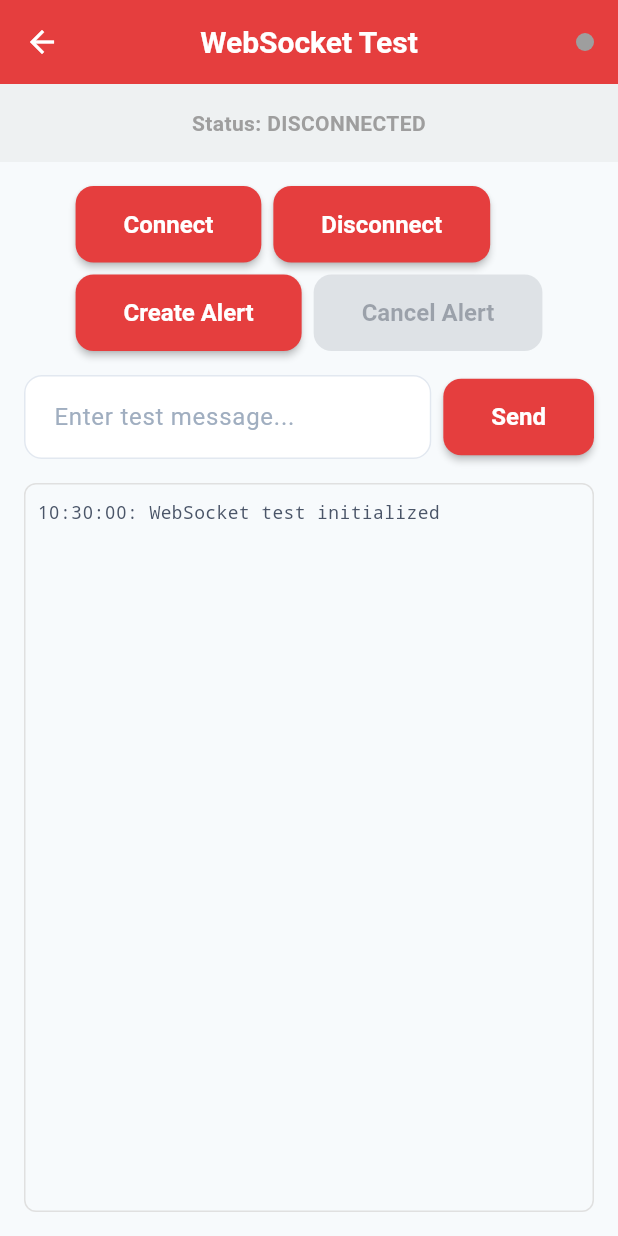
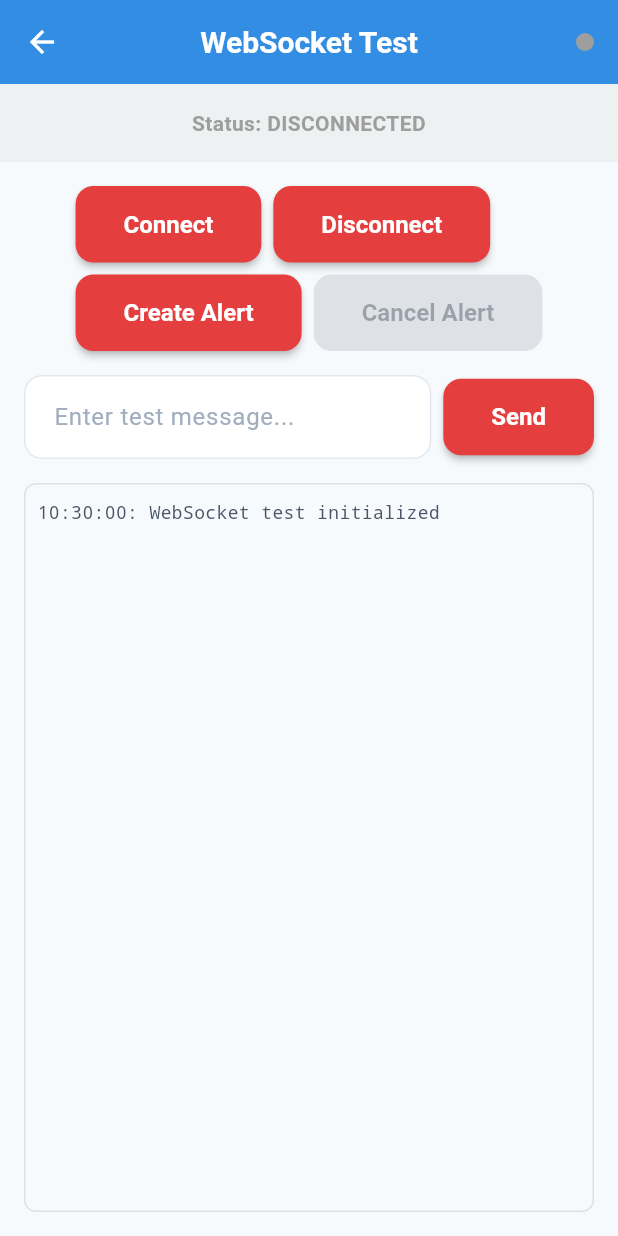
Before and after one commit to 149189/Beacon-, a Flutter app: the WebSocketTestScreen screen opened by its route, on a phone screen of 412 x 824 dp. Run offline on Flutter 3.47's test engine with Material 3 defaults, Android fonts, the light colour scheme and no system bars; our stand-ins replace permission_handler.

Commit message:
application done

```diff
--- a/companion/lib/services/websocket_service.dart
+++ b/companion/lib/services/websocket_service.dart
@@ -89,7 +89,7 @@ class WebSocketService {
       final token = await AuthService.instance.getAccessToken();
       if (token == null) throw Exception('No access token');
 
-      final uri = Uri.parse('${AppConstants.wsBaseUrl}/ws/user/${user['id']}/')
+      final uri = Uri.parse('${AppConstants.wsBaseUrl}/ws/user/${user.id}/')
           .replace(queryParameters: {'token': token});
 
       _userChannel = WebSocketChannel.connect(uri);
--- a/companion/lib/utils/constants.dart
+++ b/companion/lib/utils/constants.dart
@@ -1,3 +1,5 @@
+import 'package:flutter/material.dart';
+
 class AppConstants {
   // App Information
   static const String appName = 'Beacon';
@@ -46,6 +48,7 @@ class AppConstants {
   static const String shakeToAlertKey = 'shake_to_alert_enabled';
   static const String doNotDisturbKey = 'do_not_disturb_mode';
   static const String silentModeKey = 'silent_mode_enabled';
+  static const String biometricEnabledKey = 'biometric_enabled';
 
   // Alert Types
   static const String panicButtonAlert = 'panic_button';
@@ -90,6 +93,7 @@ class AppConstants {
   static const int retryDelay = 2; // seconds
 
   // UI Constants
+  static const primaryColor = Color(0xFF2196F3); // Blue color
   static const double defaultPadding = 16.0;
   static const double smallPadding = 8.0;
   static const double largePadding = 24.0;
@@ -135,8 +139,8 @@ class AppConstants {
   static const int maxPasswordLength = 128;
   static const int minUsernameLength = 3;
   static const int maxUsernameLength = 50;
-  static const RegExp emailRegex = RegExp(r'^[\w-\.]+@([\w-]+\.)+[\w-]{2,4}$');
-  static const RegExp phoneRegex = RegExp(r'^\+?[1-9]\d{1,14}$');
+  static final RegExp emailRegex = RegExp(r'^[\w-\.]+@([\w-]+\.)+[\w-]{2,4}$');
+  static final RegExp phoneRegex = RegExp(r'^\+?[1-9]\d{1,14}$');
 
   // Error Messages
   static const String networkErrorMessage = 'Network connection error. Please check your internet connection.';
--- a/companion/lib/utils/theme.dart
+++ b/companion/lib/utils/theme.dart
@@ -103,7 +103,7 @@ class AppTheme {
         ),
       ),
 
-      cardTheme: CardTheme(
+      cardTheme: CardThemeData(
         color: surfaceColor,
         elevation: 2,
         shape: RoundedRectangleBorder(
@@ -277,7 +277,7 @@ class AppTheme {
         ),
       ),
 
-      cardTheme: CardTheme(
+      cardTheme: CardThemeData(
         color: const Color(0xFF2D3748),
         elevation: 2,
         shape: RoundedRectangleBorder(
--- a/companion/pubspec.yaml
+++ b/companion/pubspec.yaml
@@ -41,11 +41,14 @@ dependencies:
   percent_indicator: ^4.2.3
   web_socket_channel: ^2.4.0
   shared_preferences: ^2.2.2
+  local_auth: ^2.1.8
+  connectivity_plus: ^6.0.5
+  geolocator: ^12.0.0
+  http: ^1.2.2
 
 dev_dependencies:
   flutter_test:
     sdk: flutter
-  http: ^0.13.3
   mockito: ^5.0.16
   build_runner: ^2.1.5
   network_image_mock: ^2.0.1
```
Also changed, not shown: companion/pubspec.lock, 5 other files.
